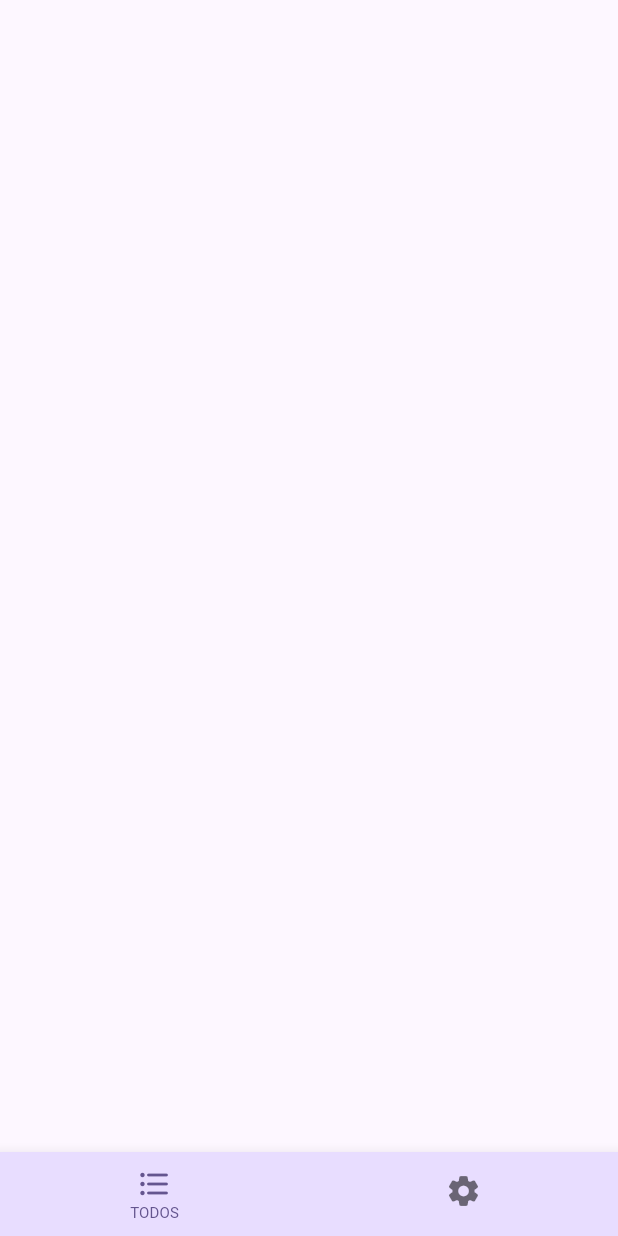
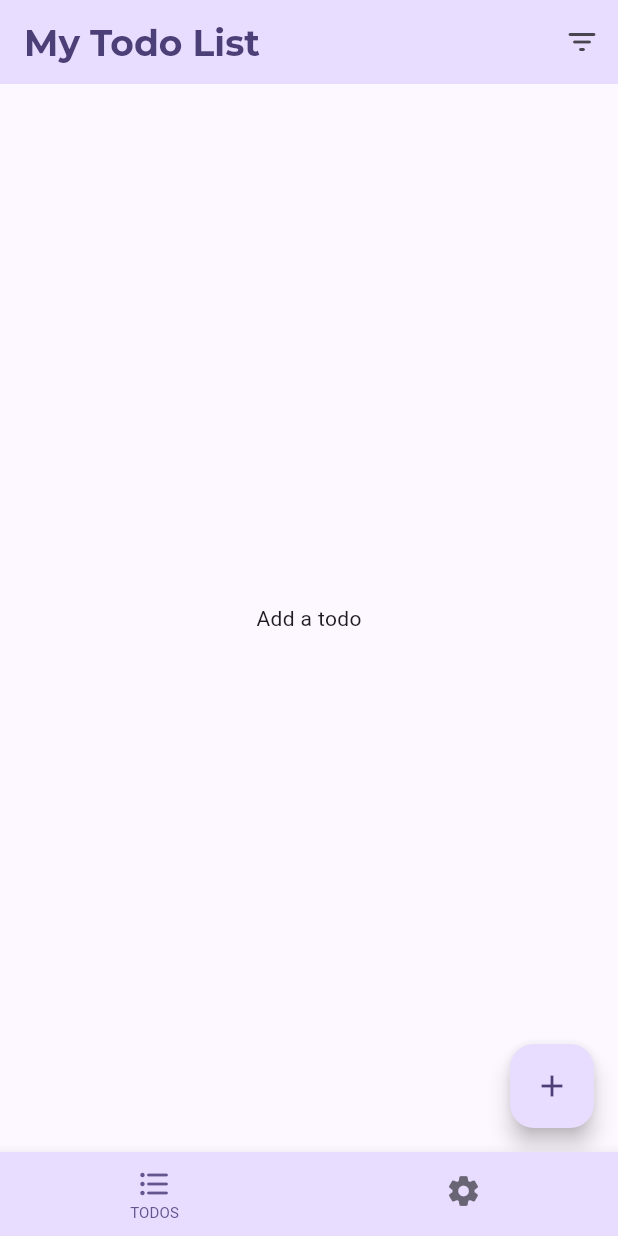
Before and after one commit to Sireen-Official/stratagile_todo_app, a Flutter app: the screen it shows after launch, on a phone screen of 412 x 824 dp. Run offline on Flutter 3.47's test engine with Material 3 defaults, Android fonts, the phone set to English and light mode, and no system bars; our stand-ins replace flutter_hooks, freezed_annotation, google_fonts, hooks_riverpod, riverpod_annotation; generated files the repository leaves out were written again.

Commit message:
Completed Todo feature
- created todo page and extracted widget
- created todo provider and models for managing todo state

```diff
--- /dev/null
+++ b/lib/todo/controller/todo_provider.dart
@@ -0,0 +1,65 @@
+import 'package:freezed_annotation/freezed_annotation.dart';
+import 'package:hooks_riverpod/hooks_riverpod.dart';
+import 'package:riverpod_annotation/riverpod_annotation.dart';
+import 'package:stratagile_todo_test/todo/model/todo_model.dart';
+
+part 'todo_provider.freezed.dart';
+part 'todo_provider.g.dart';
+
+enum TodoFilter { all, pending, completed }
+
+@freezed
+class TodoState with _$TodoState {
+  const factory TodoState({
+    required List<TodoModel> todos,
+    required TodoFilter filter,
+  }) = _TodoState;
+}
+
+@riverpod
+class TodoNotifier extends _$TodoNotifier {
+  @override
+  TodoState build() {
+    return const TodoState(todos: [], filter: TodoFilter.all);
+  }
+
+  void addTodo(TodoModel todo) {
+    state = state.copyWith(todos: [...state.todos, todo]);
+  }
+
+  void removeTodo(TodoModel todo) {
+    state = state.copyWith(
+      todos: [
+        for (final todo in state.todos)
+          if (todo.createdAt != todo.createdAt) todo,
+      ],
+    );
+  }
+
+  void updateTodo(TodoModel todo) {
+    state = state.copyWith(
+      todos:
+          state.todos
+              .map((e) => e.createdAt == todo.createdAt ? todo : e)
+              .toList(),
+    );
+  }
+
+  void changeFilter(TodoFilter filter) {
+    state = state.copyWith(filter: filter);
+  }
+}
+
+@riverpod
+List<TodoModel> pendingTodos(Ref ref) {
+  final todos = ref.watch(todoNotifierProvider).todos;
+
+  return todos.where((todo) => !todo.isCompleted).toList();
+}
+
+@riverpod
+List<TodoModel> completedTodos(Ref ref) {
+  final todos = ref.watch(todoNotifierProvider).todos;
+
+  return todos.where((todo) => todo.isCompleted).toList();
+}
--- a/lib/todo/view/pages/todo_page.dart
+++ b/lib/todo/view/pages/todo_page.dart
@@ -1,11 +1,117 @@
 import 'package:flutter/material.dart';
 import 'package:hooks_riverpod/hooks_riverpod.dart';
+import 'package:stratagile_todo_test/core/extensions/navigation_extension.dart';
+import 'package:stratagile_todo_test/core/extensions/theme_extension.dart';
+import 'package:stratagile_todo_test/todo/controller/todo_provider.dart';
+import 'package:stratagile_todo_test/todo/view/pages/manage_todo_page.dart';
+import 'package:stratagile_todo_test/todo/view/widgets/widgets.dart';
 
 class TodoPage extends ConsumerWidget {
   const TodoPage({super.key});
 
   @override
   Widget build(BuildContext context, WidgetRef ref) {
-    return Scaffold();
+    final pendingTodos = ref.watch(pendingTodosProvider);
+    final completedTodos = ref.watch(completedTodosProvider);
+    final todoState = ref.watch(todoNotifierProvider);
+
+    return Scaffold(
+      appBar: AppBar(
+        backgroundColor: context.colorScheme.primaryContainer,
+        surfaceTintColor: Colors.transparent,
+        title: Text(
+          "My Todo List",
+          style: context.typography.headline.copyWith(
+            color: context.colorScheme.onPrimaryContainer,
+          ),
+        ),
+        actions: [
+          PopupMenuButton<TodoFilter>(
+            icon: const Icon(Icons.filter_list_rounded),
+            itemBuilder:
+                (context) =>
+                    TodoFilter.values
+                        .map(
+                          (filter) => PopupMenuItem<TodoFilter>(
+                            value: filter,
+                            child: Text(filter.name),
+                          ),
+                        )
+                        .toList(),
+            onSelected:
+                (value) =>
+                    ref.read(todoNotifierProvider.notifier).changeFilter(value),
+          ),
+        ],
+      ),
+      body:
+          todoState.todos.isEmpty
+              ? Center(child: Text("Add a todo"))
+              : CustomScrollView(
+                slivers: [
+                  SliverToBoxAdapter(
+                    child: TodoOverviewCard(
+                      pendingCount: pendingTodos.length,
+                      completedCount: completedTodos.length,
+                    ),
+                  ),
+
+                  pendingTodos.isNotEmpty &&
+                          (todoState.filter == TodoFilter.pending ||
+                              todoState.filter == TodoFilter.all)
+                      ? SliverMainAxisGroup(
+                        slivers: [
+                          SliverAppBar(
+                            primary: false,
+                            pinned: true,
+                            title: Text("Pending"),
+                            surfaceTintColor: Colors.transparent,
+                            titleTextStyle: context.typography.title,
+                          ),
+                          SliverPadding(
+                            padding: const EdgeInsets.symmetric(horizontal: 16),
+                            sliver: SliverList.builder(
+                              itemCount: pendingTodos.length,
+                              itemBuilder:
+                                  (context, index) =>
+                                      TodoTile(todo: pendingTodos[index]),
+                            ),
+                          ),
+                        ],
+                      )
+                      : SliverToBoxAdapter(),
+                  completedTodos.isNotEmpty &&
+                          (todoState.filter == TodoFilter.completed ||
+                              todoState.filter == TodoFilter.all)
+                      ? SliverMainAxisGroup(
+                        slivers: [
+                          SliverAppBar(
+                            primary: false,
+                            pinned: true,
+                            backgroundColor: Colors.transparent,
+                            title: Text("Completed"),
+                            titleTextStyle: context.typography.title,
+                          ),
+                          SliverPadding(
+                            padding: const EdgeInsets.symmetric(horizontal: 16),
+                            sliver: SliverList.builder(
+                              itemCount: completedTodos.length,
+                              itemBuilder:
+                                  (context, index) =>
+                                      TodoTile(todo: completedTodos[index]),
+                            ),
+                          ),
+                        ],
+                      )
+                      : SliverToBoxAdapter(),
+                ],
+              ),
+      floatingActionButton: FloatingActionButton(
+        onPressed: () {
+          context.push(ManageTodoPage(manageType: ManageType.create));
+        },
+        child: Icon(Icons.add),
+      ),
+    );
   }
 }
--- /dev/null
+++ b/lib/todo/view/widgets/todo_tile_widget.dart
@@ -0,0 +1,48 @@
+import 'package:flutter/material.dart';
+import 'package:hooks_riverpod/hooks_riverpod.dart';
+import 'package:stratagile_todo_test/core/extensions/navigation_extension.dart';
+import 'package:stratagile_todo_test/core/extensions/theme_extension.dart';
+import 'package:stratagile_todo_test/todo/controller/todo_provider.dart';
+import 'package:stratagile_todo_test/todo/model/todo_model.dart';
+import 'package:stratagile_todo_test/todo/view/pages/manage_todo_page.dart';
+
+class TodoTile extends ConsumerWidget {
+  const TodoTile({super.key, required this.todo});
+  final TodoModel todo;
+
+  @override
+  Widget build(BuildContext context, WidgetRef ref) {
+    return ListTile(
+      contentPadding: EdgeInsets.zero,
+      leading: Checkbox(
+        value: todo.isCompleted,
+        onChanged: (value) {
+          ref
+              .read(todoNotifierProvider.notifier)
+              .updateTodo(todo.copyWith(isCompleted: value ?? false));
+        },
+      ),
+      title: Text("Todo title", style: context.typography.body),
+      subtitle: Text("Todo subtitle", style: context.typography.body),
+      trailing: Row(
+        mainAxisSize: MainAxisSize.min,
+        children: [
+          IconButton(
+            onPressed: () {
+              context.push(
+                ManageTodoPage(manageType: ManageType.edit, todo: todo),
+              );
+            },
+            icon: Icon(Icons.edit, color: context.colorScheme.primary),
+          ),
+          IconButton(
+            onPressed: () {
+              ref.read(todoNotifierProvider.notifier).removeTodo(todo);
+            },
+            icon: Icon(Icons.delete, color: context.colorScheme.error),
+          ),
+        ],
+      ),
+    );
+  }
+}
--- /dev/null
+++ b/lib/todo/view/widgets/widgets.dart
@@ -0,0 +1,2 @@
+export 'todo_overview_card_widget.dart';
+export 'todo_tile_widget.dart';
--- a/pubspec.yaml
+++ b/pubspec.yaml
@@ -19,6 +19,7 @@ dependencies:
   # local storage
   objectbox: ^4.1.0
   objectbox_flutter_libs: any
+  intl: ^0.20.2
 
 dev_dependencies:
   flutter_test:
```
Also changed, not shown: lib/todo/model/todo_model.dart (added, +13 -0 lines), lib/todo/view/pages/manage_todo_page.dart (added, +84 -0 lines), lib/todo/view/widgets/todo_overview_card_widget.dart (added, +88 -0 lines), pubspec.lock.
